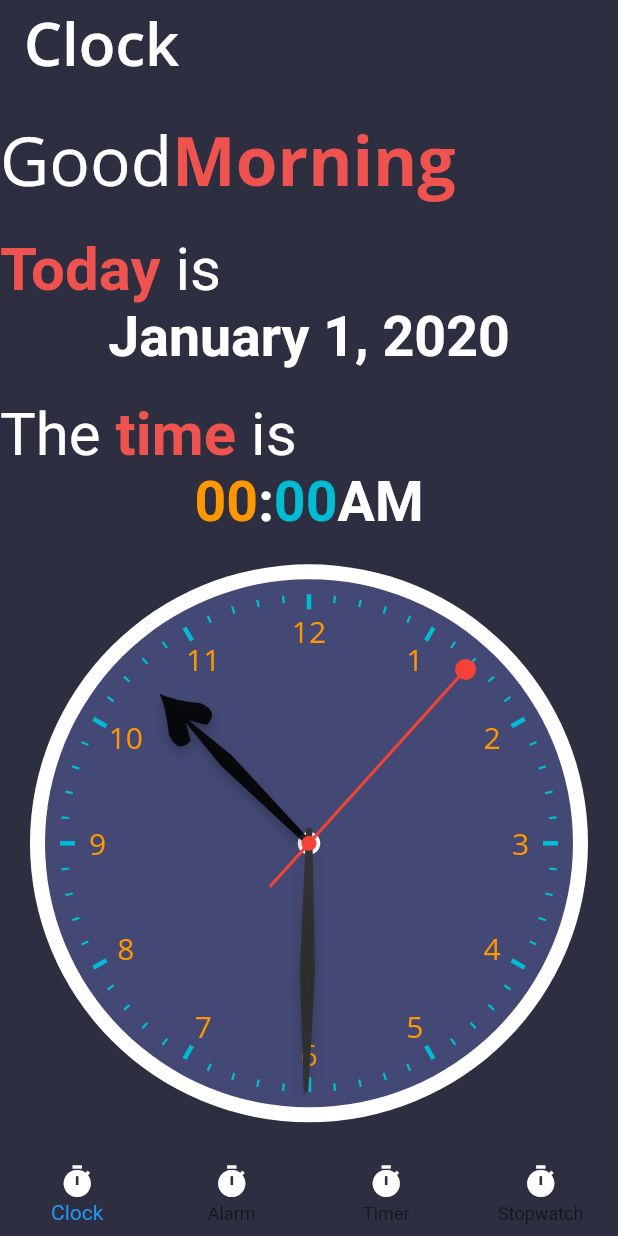
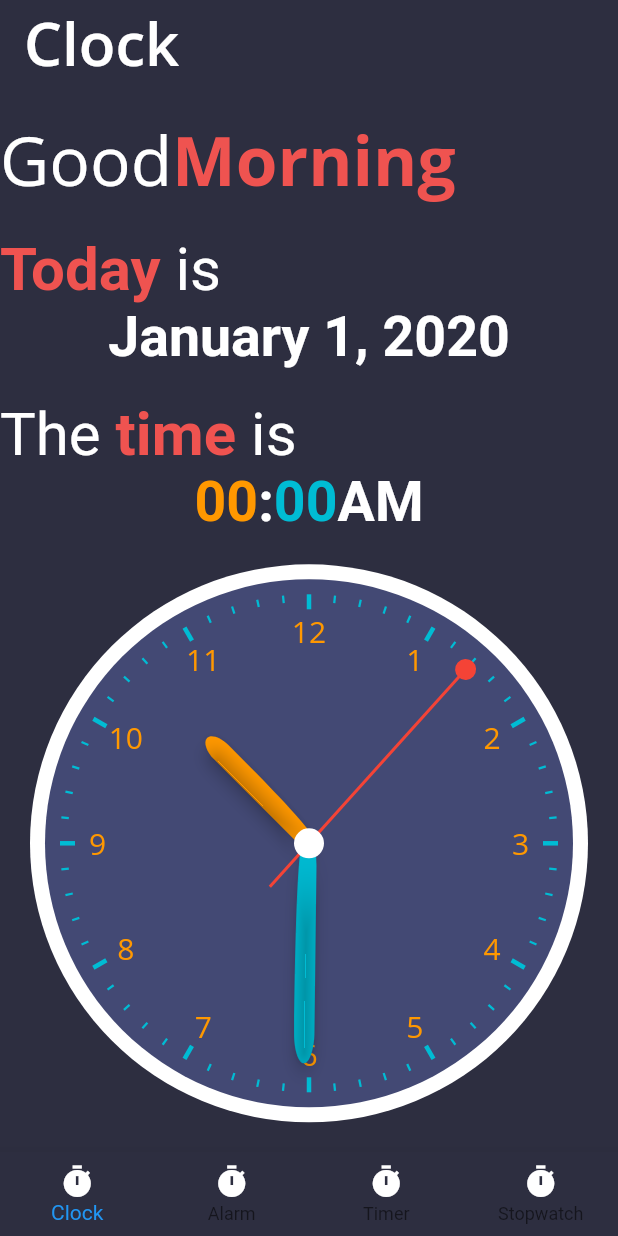
Before and after one commit to saldanaj97/Child-Friendly-Clock, a Flutter app: the screen it shows after launch, on a phone screen of 412 x 824 dp. Run offline on Flutter 3.47's test engine with Material 2 defaults, Android fonts, the phone set to English and light mode, and no system bars; our stand-ins replace flutter_svg, numberpicker, sqflite; accounts and stored records are empty; Roboto replaces fonts that are missing (Open Sans).

Commit message:
Working clock

```diff
--- a/child_friendly_clock/lib/src/home/view/clock/clock_face.dart
+++ b/child_friendly_clock/lib/src/home/view/clock/clock_face.dart
@@ -26,19 +26,19 @@ class ClockFace extends StatelessWidget {
                   painter: ClockDialPainter(clockText: ClockText.arabic),
                 ),
               ),
+              //clock hands go here
+              ClockHands(),
               //centerpoint
               Center(
                 child: Container(
-                  width: 15.0,
-                  height: 15.0,
+                  width: 20.0,
+                  height: 20.0,
                   decoration: new BoxDecoration(
                     shape: BoxShape.circle,
                     color: Colors.white,
                   ),
                 ),
               ),
-              //clock hands go here
-              ClockHands(),
             ],
           ),
         ),
--- a/child_friendly_clock/lib/src/home/view/clock/hand_hour.dart
+++ b/child_friendly_clock/lib/src/home/view/clock/hand_hour.dart
@@ -7,7 +7,7 @@ class HourHandPainter extends CustomPainter {
   int minutes;
 
   HourHandPainter({this.hours, this.minutes}) : hourHandPaint = new Paint() {
-    hourHandPaint.color = Colors.black87;
+    hourHandPaint.color = Colors.orange;
     hourHandPaint.style = PaintingStyle.fill;
   }
 
@@ -21,29 +21,23 @@ class HourHandPainter extends CustomPainter {
 
     //checks if hour is greater than 12 before calculating rotation
     canvas.rotate(this.hours >= 12 ? 2 * pi * ((this.hours - 12) / 12 + (this.minutes / 720)) : 2 * pi * ((this.hours / 12) + (this.minutes / 720)));
+    // hour_hand
+    double hour_hand_xs = size.width / 300;
+    double hour_hand_ys = size.height / 150;
 
-    Path path = new Path();
+    Path hourHand = Path()
+      ..moveTo(6.56 * hour_hand_xs, 0 * hour_hand_ys)
+      ..cubicTo(10.18 * hour_hand_xs, 0 * hour_hand_ys, 13.11 * hour_hand_xs, 2.94 * hour_hand_ys, 13.11 * hour_hand_xs, 6.56 * hour_hand_ys)
+      ..cubicTo(13.11 * hour_hand_xs, 45.95 * hour_hand_ys, 10.18 * hour_hand_xs, 48.88 * hour_hand_ys, 6.56 * hour_hand_xs, 48.88 * hour_hand_ys)
+      ..cubicTo(2.94 * hour_hand_xs, 48.88 * hour_hand_ys, 0 * hour_hand_xs, 45.95 * hour_hand_ys, 0 * hour_hand_xs, 42.33 * hour_hand_ys)
+      ..lineTo(0 * hour_hand_xs, 6.56 * hour_hand_ys)
+      ..cubicTo(0 * hour_hand_xs, 2.94 * hour_hand_ys, 2.94 * hour_hand_xs, 0 * hour_hand_ys, 6.56 * hour_hand_xs, 0 * hour_hand_ys)
+      ..close();
 
-    //heart shape head for the hour hand
-    path.moveTo(0.0, -radius + 15.0);
-    path.quadraticBezierTo(-3.5, -radius + 25.0, -15.0, -radius + radius / 4);
-    path.quadraticBezierTo(-20.0, -radius + radius / 3, -7.5, -radius + radius / 3);
-    path.lineTo(0.0, -radius + radius / 4);
-    path.lineTo(7.5, -radius + radius / 3);
-    path.quadraticBezierTo(20.0, -radius + radius / 3, 15.0, -radius + radius / 4);
-    path.quadraticBezierTo(3.5, -radius + 25.0, 0.0, -radius + 15.0);
+    hourHand = hourHand.shift(Offset(hour_hand_xs * -5, hour_hand_ys * -47));
 
-    //hour hand stem
-    path.moveTo(-1.0, -radius + radius / 4);
-    path.lineTo(-5.0, -radius + radius / 2);
-    path.lineTo(-2.0, 0.0);
-    path.lineTo(2.0, 0.0);
-    path.lineTo(5.0, -radius + radius / 2);
-    path.lineTo(1.0, -radius + radius / 4);
-    path.close();
-
-    canvas.drawPath(path, hourHandPaint);
-    canvas.drawShadow(path, Colors.black, 2.0, false);
+    canvas.drawPath(hourHand, hourHandPaint);
+    canvas.drawShadow(hourHand, Colors.black, 4.0, false);
 
     canvas.restore();
   }
--- a/child_friendly_clock/lib/src/home/view/clock/hand_minute.dart
+++ b/child_friendly_clock/lib/src/home/view/clock/hand_minute.dart
@@ -8,7 +8,7 @@ class MinuteHandPainter extends CustomPainter {
   int seconds;
 
   MinuteHandPainter({this.minutes, this.seconds}) : minuteHandPaint = new Paint() {
-    minuteHandPaint.color = const Color(0xFF333333);
+    minuteHandPaint.color = Colors.cyan;
     minuteHandPaint.style = PaintingStyle.fill;
   }
 
@@ -21,17 +21,23 @@ class MinuteHandPainter extends CustomPainter {
 
     canvas.rotate(2 * pi * ((this.minutes + (this.seconds / 60)) / 60));
 
-    Path path = new Path();
-    path.moveTo(-1.5, -radius - 10.0);
-    path.lineTo(-5.0, -radius / 1.8);
-    path.lineTo(-2.0, 10.0);
-    path.lineTo(2.0, 10.0);
-    path.lineTo(5.0, -radius / 1.8);
-    path.lineTo(1.5, -radius - 10.0);
-    path.close();
+    // hour_hand
+    double hour_hand_xs = size.width / 300;
+    double hour_hand_ys = size.height / 100;
 
-    canvas.drawPath(path, minuteHandPaint);
-    canvas.drawShadow(path, Colors.black, 4.0, false);
+    Path minuteHand = Path()
+      ..moveTo(6.56 * hour_hand_xs, 0 * hour_hand_ys)
+      ..cubicTo(10.18 * hour_hand_xs, 0 * hour_hand_ys, 13.11 * hour_hand_xs, 2.94 * hour_hand_ys, 13.11 * hour_hand_xs, 6.56 * hour_hand_ys)
+      ..cubicTo(13.11 * hour_hand_xs, 45.95 * hour_hand_ys, 10.18 * hour_hand_xs, 48.88 * hour_hand_ys, 6.56 * hour_hand_xs, 48.88 * hour_hand_ys)
+      ..cubicTo(2.94 * hour_hand_xs, 48.88 * hour_hand_ys, 0 * hour_hand_xs, 45.95 * hour_hand_ys, 0 * hour_hand_xs, 42.33 * hour_hand_ys)
+      ..lineTo(0 * hour_hand_xs, 6.56 * hour_hand_ys)
+      ..cubicTo(0 * hour_hand_xs, 2.94 * hour_hand_ys, 2.94 * hour_hand_xs, 0 * hour_hand_ys, 6.56 * hour_hand_xs, 0 * hour_hand_ys)
+      ..close();
+
+    minuteHand = minuteHand.shift(Offset(hour_hand_xs * -5, hour_hand_ys * -47));
+
+    canvas.drawPath(minuteHand, minuteHandPaint);
+    canvas.drawShadow(minuteHand, Colors.black, 4.0, false);
 
     canvas.restore();
   }
```
